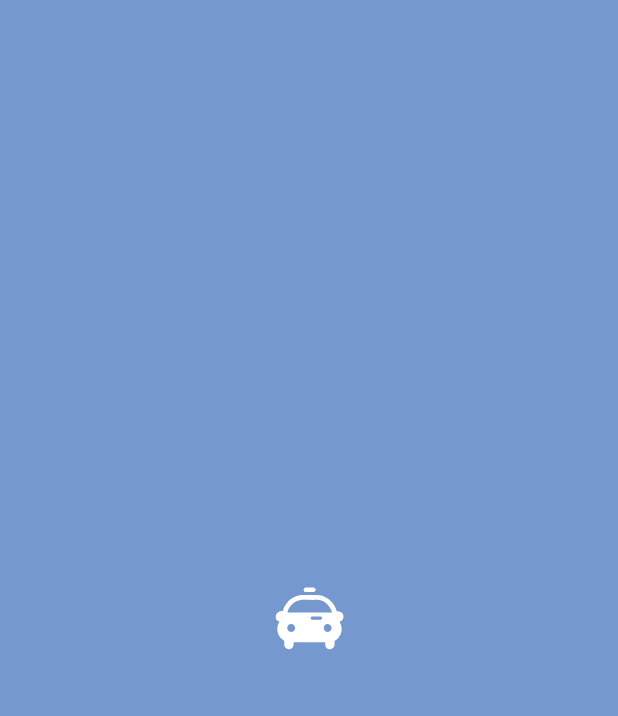
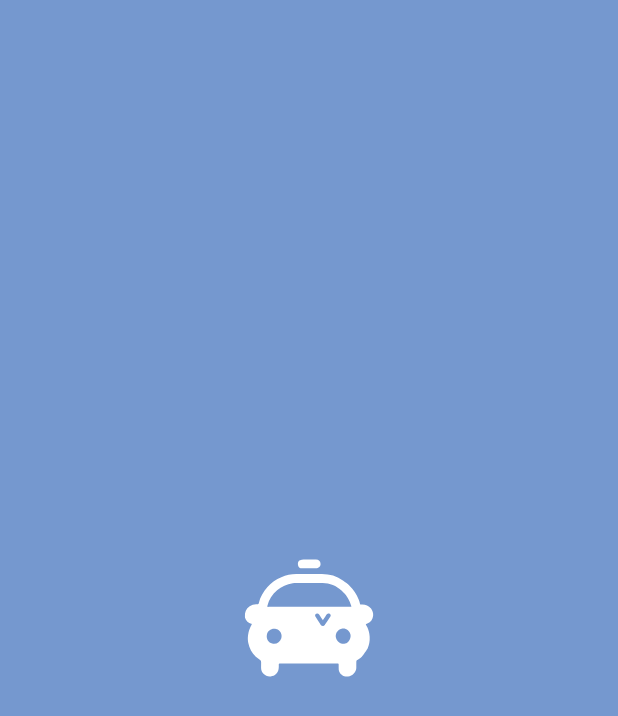
Before and after one commit to Starcandy320/Gachigachi, an Android app: the SplashActivity screen opened directly, with no data from a screen before it, on a phone screen of 412 x 824 dp. Shown: the top 716 px of the screen. Run offline under Robolectric (Android 15) with nearby library versions, the phone set to English and light mode, and no system bars; 1 statement that could not run was skipped.

Commit message:
로고디자인변경

```diff
--- a/app/src/main/res/drawable/ic_launcher_foreground.xml
+++ b/app/src/main/res/drawable/ic_launcher_foreground.xml
@@ -3,30 +3,30 @@
     android:height="108dp"
     android:viewportWidth="1024"
     android:viewportHeight="1024">
-  <group android:scaleX="0.96893615"
-      android:scaleY="0.96893615"
-      android:translateX="38.872055"
-      android:translateY="38.872055">
+  <group android:scaleX="0.99"
+      android:scaleY="0.99"
+      android:translateX="5.12"
+      android:translateY="5.12">
     <path
-        android:pathData="m160.8,364.5c-0,-0 -0.1,-0 -0.1,-0c0,0 0.1,0 0.1,0z"
+        android:pathData="m291.5,511.3c-0.2,-0.9 -0.3,-1.9 -0.4,-3.3c-1.1,-15.3 3.8,-27.4 16.3,-36.2c7.8,-5.5 16.4,-8 25.8,-7.2c3.5,0.3 5.2,-0.9 5.9,-4.3c4.4,-21.3 16,-38.7 29.8,-55c13,-15.4 29.4,-26.3 47.6,-34c18.3,-7.8 37.6,-11.9 58.2,-10.9c13.8,-0 27.2,0 41,-0c13.9,-0 27.4,0.2 40.8,0.1c27,-0 51.7,7.3 73.7,22.9c7.4,5.2 15.1,10.2 21.5,17.3c13.6,13.7 24.3,28.9 31.2,46.7c1.8,4.8 3.8,9.6 4.7,14.7c0.3,1.8 0.6,4 3.7,3.6c13.8,-1.6 25,3.8 34.6,13.8c5.2,7.7 8.3,15.8 7.2,25c-1.5,12.8 -7.4,22.1 -20.1,26.4c-6.2,2.1 -6.2,2.2 -2.8,7.9c5,8.4 7.9,17.5 9.8,27.4c2.4,14.5 1.9,28.4 -2.8,42c-0.6,1.9 -1.4,3.7 -2.1,6c-0.7,2.2 -1.3,3.2 -2,5c-2.9,4 -12.6,19.9 -19.8,27.2c-8,6.4 -11.6,8.7 -15.4,10.8c-2.2,1.2 -2.7,3 -2.7,5.4c0.1,7 -0.3,14 -0.1,21c0.3,14.8 -13.4,28.4 -28.4,30.1c-14.4,1.7 -29.3,-7.2 -32.1,-22.7c-0.2,-6 -0.5,-11.6 -0.3,-17.3c0.1,-3.5 -0.7,-5 -4.6,-5c-26.5,0.2 -53.1,0.1 -80.1,0.2c-7.6,0 -9.6,-0 -12.1,-0c-9.8,-0 -19.1,-0.2 -28.4,-0.2c-25.3,-0 -50.7,0.1 -76,-0.1c-4.2,-0 -5.6,1.2 -5.3,5.3c0.3,4.6 0.1,9.3 -0.6,13.9c-2.1,14.2 -12.8,24 -27.2,25.5c-18.4,1.9 -34.1,-13 -33.2,-30.4c0.3,-6.2 -0.1,-12.3 0.1,-18.5c0.1,-3.9 -1.3,-6.6 -4.6,-8.7c-4.6,-2.9 -8.9,-6.4 -13.7,-9.8c-13.5,-13.4 -22.4,-29 -25.9,-47.4c-1.8,-9.4 -2.2,-18.8 -0.6,-28.8c1.9,-12.9 6,-24.5 12.3,-35.3c1.1,-1.9 0.3,-2.5 -1.5,-3l-7.1,-2.5l-7,-4.9l-4.8,-6.4l-2.5,-6.4l-0,0z"
+        android:fillColor="#ffffff"/>
+    <path
+        android:pathData="m512.6,310.3c8.1,-0 15.8,0.1 23.4,0.2c9.6,0.1 15.7,5.9 15.9,15.2c0.2,8 -7,14.9 -16,15c-12.6,0.2 -25.3,0.1 -38.4,0.2c-3.5,0 -6.4,-0.1 -9.4,-0.1c-8.4,-0.1 -13.7,-5 -14.2,-12.7c-0.8,-11.8 4.6,-16.3 13.3,-17.2c8.2,-0.8 16.6,-0.3 25.4,-0.4z"
+        android:fillColor="#ffffff"/>
+    <path
+        android:pathData="m372.1,473.7c-3.2,0 -4.4,-0.4 -3.5,-4.2c5.3,-21.5 16.6,-39.1 33.4,-53.2c15.6,-13.1 33.6,-21.2 53.9,-24.2c7.8,-1.2 15.6,-0.6 23.4,-0.6c26,-0.1 52,0.4 77.9,-0c26.2,-0.4 48.2,9.4 67.8,26.5c14.3,15.4 15.5,13.8 27.8,38.5c1.8,5.2 3.8,10.2 5,13.8c0.6,2.5 -0.3,2.3 -1.9,3l-283.8,0.3l-0,-0z"
         android:fillColor="#7598cf"/>
     <path
-        android:pathData="m271.5,489.7c-0.2,-0.9 -0.3,-1.9 -0.4,-3.3c-1.1,-15.3 3.8,-27.4 16.3,-36.2c7.8,-5.5 16.4,-8 25.8,-7.2c3.5,0.3 5.2,-0.9 5.9,-4.3c4.4,-21.3 16,-38.7 29.8,-55c13,-15.4 29.4,-26.3 47.6,-34c18.3,-7.8 37.6,-11.9 58.2,-10.9c13.8,-0 27.2,0 41,-0c13.9,-0 27.4,0.2 40.8,0.1c27,-0 51.7,7.3 73.7,22.9c7.4,5.2 15.1,10.2 21.5,17.3c13.6,13.7 24.3,28.9 31.2,46.7c1.8,4.8 3.8,9.6 4.7,14.7c0.3,1.8 0.6,4 3.7,3.6c13.8,-1.6 25,3.8 34.6,13.8c5.2,7.7 8.3,15.8 7.2,25c-1.5,12.8 -7.4,22.1 -20.1,26.4c-6.2,2.1 -6.2,2.2 -2.8,7.9c5,8.4 7.9,17.5 9.8,27.4c2.4,14.5 1.9,28.4 -2.8,42c-0.6,1.9 -1.4,3.7 -2.1,6c-0.7,2.2 -1.3,3.2 -2,5c-2.9,4 -12.6,19.9 -19.8,27.2c-8,6.4 -11.6,8.7 -15.4,10.8c-2.2,1.2 -2.7,3 -2.7,5.4c0.1,7 -0.3,14 -0.1,21c0.3,14.8 -13.4,28.4 -28.4,30.1c-14.4,1.7 -29.3,-7.2 -32.1,-22.7c-0.2,-6 -0.5,-11.6 -0.3,-17.3c0.1,-3.5 -0.7,-5 -4.6,-5c-26.5,0.2 -53.1,0.1 -80.1,0.2c-7.6,0 -9.6,-0 -12.1,-0c-9.8,-0 -19.1,-0.2 -28.4,-0.2c-25.3,-0 -50.7,0.1 -76,-0.1c-4.2,-0 -5.6,1.2 -5.3,5.3c0.3,4.6 0.1,9.3 -0.6,13.9c-2.1,14.2 -12.8,24 -27.2,25.5c-18.4,1.9 -34.1,-13 -33.2,-30.4c0.3,-6.2 -0.1,-12.3 0.1,-18.5c0.1,-3.9 -1.3,-6.6 -4.6,-8.7c-4.6,-2.9 -8.9,-6.4 -13.7,-9.8c-13.5,-13.4 -22.4,-29 -25.9,-47.4c-1.8,-9.4 -2.2,-18.8 -0.6,-28.8c1.9,-12.9 6,-24.5 12.3,-35.3c1.1,-1.9 0.3,-2.5 -1.5,-3l-7.1,-2.5l-7,-4.9l-4.8,-6.4l-2.5,-6.4l-0,0z"
-        android:fillColor="#ffffff"/>
-    <path
-        android:pathData="m492.6,288.7c8.1,-0 15.8,0.1 23.4,0.2c9.6,0.1 15.7,5.9 15.9,15.2c0.2,8 -7,14.9 -16,15c-12.6,0.2 -25.3,0.1 -38.4,0.2c-3.5,0 -6.4,-0.1 -9.4,-0.1c-8.4,-0.1 -13.7,-5 -14.2,-12.7c-0.8,-11.8 4.6,-16.3 13.3,-17.2c8.2,-0.8 16.6,-0.3 25.4,-0.4z"
-        android:fillColor="#ffffff"/>
-    <path
-        android:pathData="m352.1,452.2c-3.2,0 -4.4,-0.4 -3.5,-4.2c5.3,-21.5 16.6,-39.1 33.4,-53.2c15.6,-13.1 33.6,-21.2 53.9,-24.2c7.8,-1.2 15.6,-0.6 23.4,-0.6c26,-0.1 52,0.4 77.9,-0c26.2,-0.4 48.2,9.4 67.8,26.5c14.3,15.4 15.5,13.8 27.8,38.5c1.8,5.2 3.8,10.2 5,13.8c0.6,2.5 -0.3,2.3 -1.9,3l-283.8,0.3l-0,-0z"
+        android:pathData="m605.4,582c-4.6,-14.3 4.3,-29.4 19,-33c13.7,-3.3 28.4,6.6 30.8,20.8c2.2,13 -6.7,27.6 -18.5,30.5c-13.1,3.2 -27,-4.8 -31.2,-18.4z"
         android:fillColor="#7598cf"/>
     <path
-        android:pathData="m585.4,560.4c-4.6,-14.3 4.3,-29.4 19,-33c13.7,-3.3 28.4,6.6 30.8,20.8c2.2,13 -6.7,27.6 -18.5,30.5c-13.1,3.2 -27,-4.8 -31.2,-18.4z"
+        android:pathData="m399.9,550.3c11.1,2.6 21.1,17.7 16.7,31.2c-4.6,14 -17.2,21.7 -31.5,18.3c-12.5,-3 -20.9,-16.5 -18.4,-29.6c2.8,-15.2 16.8,-23.7 33.2,-19.8z"
         android:fillColor="#7598cf"/>
     <path
-        android:pathData="m379.9,528.8c11.1,2.6 21.1,17.7 16.7,31.2c-4.6,14 -17.2,21.7 -31.5,18.3c-12.5,-3 -20.9,-16.5 -18.4,-29.6c2.8,-15.2 16.8,-23.7 33.2,-19.8z"
+        android:pathData="m559.7,538.7c-5.4,0.4 -9.5,-4.9 -6.6,-9.3c11.5,-17.8 14.1,-21.2 15.9,-23.8c1.8,-2.7 3,-4.5 4.6,-6.4c1.5,-1.9 6.6,-3.5 9.6,-2c3,1.5 4.8,5.9 3.1,8.6c-6.6,10.1 -13.5,20.1 -20.3,30.1c-1.3,1.9 -3.5,2.5 -6.3,2.8l0,-0z"
         android:fillColor="#7598cf"/>
     <path
-        android:pathData="m500.8,494.1c-4.2,-6 0.5,-14.9 8.4,-15c18.3,-0.2 36.6,-1.8 54.9,-0.2c5.3,0.5 9.6,5.1 9.5,9.8c-0.1,4.7 -5,10.4 -9.8,10.4c-18.3,0.2 -36.7,0.2 -55,0.1c-3.4,-0 -5.8,-2.2 -8.1,-5.1z"
+        android:pathData="m534.1,499.5c2.5,-4.1 10,-4.2 12.8,0.2c11.8,17.6 13.8,21.3 15.5,24c1.7,2.7 2.9,4.5 4,6.7c1.1,2.1 0.1,6.6 -3,8c-3.1,1.4 -8.5,0.3 -10.3,-2.3c-6.6,-10.1 -13,-20.3 -19.5,-30.5c-1.2,-1.9 -0.6,-3.9 0.5,-6l0,-0z"
         android:fillColor="#7598cf"/>
   </group>
 </vector>
--- a/app/src/main/res/layout/activity_splash.xml
+++ b/app/src/main/res/layout/activity_splash.xml
@@ -6,11 +6,11 @@
     android:background="@color/seed">
 
     <ImageView
-        android:layout_width="wrap_content"
-        android:layout_height="wrap_content"
+        android:layout_width="200dp"
+        android:layout_height="200dp"
         android:layout_centerInParent="true"
         android:src="@drawable/ic_launcher_foreground"
-        android:contentDescription="@null" />
+        android:contentDescription="@null"/>
 
 
 </RelativeLayout>
--- a/app/src/main/res/values/ic_launcher_background.xml
+++ b/app/src/main/res/values/ic_launcher_background.xml
@@ -1,4 +1,4 @@
 <?xml version="1.0" encoding="utf-8"?>
 <resources>
-    <color name="ic_launcher_background">#7598cf</color>
+    <color name="ic_launcher_background">#7598CF</color>
 </resources>
```
Also changed, not shown: app/src/main/ic_launcher-playstore.png, app/src/main/res/mipmap-hdpi/ic_launcher.webp, app/src/main/res/mipmap-hdpi/ic_launcher_round.webp, app/src/main/res/mipmap-mdpi/ic_launcher.webp, app/src/main/res/mipmap-mdpi/ic_launcher_round.webp, app/src/main/res/mipmap-xhdpi/ic_launcher.webp, app/src/main/res/mipmap-xhdpi/ic_launcher_round.webp, app/src/main/res/mipmap-xxhdpi/ic_launcher.webp, app/src/main/res/mipmap-xxhdpi/ic_launcher_round.webp, app/src/main/res/mipmap-xxxhdpi/ic_launcher.webp, app/src/main/res/mipmap-xxxhdpi/ic_launcher_round.webp.
